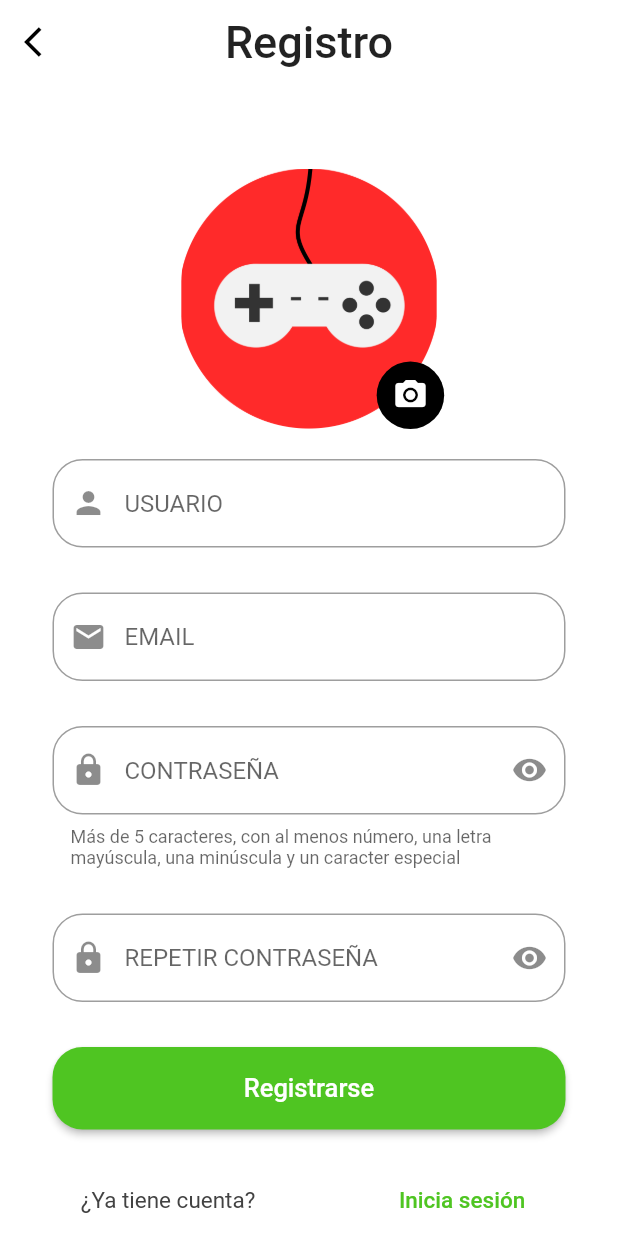
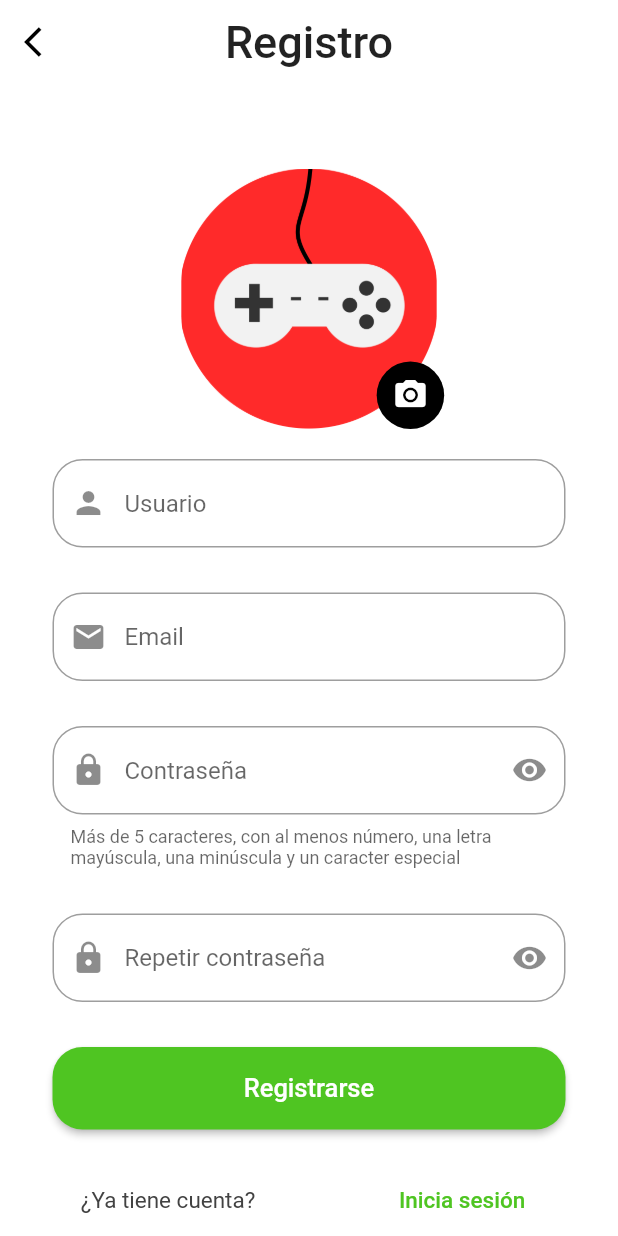
Before and after one commit to danielloroduran/SearchToPlay_TFG, a Flutter app: the RegistroPage screen opened directly with empty values, on a phone screen of 412 x 824 dp. Run offline on Flutter 3.47's test engine with Material 2 defaults, Android fonts, the phone set to English and light mode, and no system bars; our stand-ins replace auto_size_text, cached_network_image, cloud_firestore, firebase_auth, firebase_core, firebase_storage and 14 more; missing offline and left inert: add_2_calendar, customtogglebuttons, expand_widget, igdb_client, translator; accounts and stored records are empty; project files that could hold a hidden picture were left out.

Commit message:
Fixed some style things

```diff
--- a/lib/secciones/busqueda.dart
+++ b/lib/secciones/busqueda.dart
@@ -100,7 +100,7 @@ class _BusquedaPageState extends State<BusquedaPage> with AutomaticKeepAliveClie
           FocusScope.of(context).unfocus();
         },
         decoration: InputDecoration(
-          hintText: 'TÍTULO',
+          hintText: 'Título',
           suffixIcon: IconButton(
             icon: Icon(Icons.search),
             onPressed: (){
--- a/lib/secciones/login.dart
+++ b/lib/secciones/login.dart
@@ -72,7 +72,7 @@ class _LoginPageState extends State<LoginPage>{
                     keyboardType: TextInputType.emailAddress,
                     decoration: InputDecoration(
                       prefixIcon: Icon(Icons.email),
-                      hintText: "EMAIL",
+                      hintText: "Email",
                       border: OutlineInputBorder(
                         borderSide: BorderSide(
                           color: Colors.black,
@@ -101,7 +101,7 @@ class _LoginPageState extends State<LoginPage>{
                     },
                     decoration: InputDecoration(
                       prefixIcon: Icon(Icons.lock),
-                      hintText: "CONTRASEÑA",
+                      hintText: "Contraseña",
                       suffixIcon: IconButton(
                         icon: Icon(_passwordVisible == false ? Icons.visibility : Icons.visibility_off),
                         onPressed: (){
@@ -416,7 +416,7 @@ class _LoginPageState extends State<LoginPage>{
                           child: new TextField(
                             controller: _emailController,
                             decoration: InputDecoration(
-                              hintText: "EMAIL",
+                              hintText: "Email",
                               prefixIcon: Icon(Icons.email),
                               border: OutlineInputBorder(
                                 borderSide: BorderSide(
--- a/lib/secciones/perfil.dart
+++ b/lib/secciones/perfil.dart
@@ -159,8 +159,8 @@ class _PerfilPageState extends State<PerfilPage>{
         tooltip: "Cerrar sesión",
         backgroundColor: Colors.red,
         child: Icon(Icons.exit_to_app),
-        onPressed: (){
-          widget.us.cerrarSesion();
+        onPressed: () async{
+          await widget.us.cerrarSesion();
           Navigator.of(context).pushNamedAndRemoveUntil('/', (Route<dynamic> route) => false);
         },
       ),
--- a/lib/secciones/registro.dart
+++ b/lib/secciones/registro.dart
@@ -120,7 +120,7 @@ class _RegistroPageState extends State<RegistroPage>{
                 controller: _usuarioController,
                 decoration: InputDecoration(
                   prefixIcon: Icon(Icons.person),
-                  hintText: "USUARIO",
+                  hintText: "Usuario",
                   border: OutlineInputBorder(
                     borderSide: BorderSide(
                       color: Colors.black
@@ -145,7 +145,7 @@ class _RegistroPageState extends State<RegistroPage>{
                 keyboardType: TextInputType.emailAddress,
                 decoration: InputDecoration(
                   prefixIcon: Icon(Icons.email),
-                  hintText: "EMAIL",
+                  hintText: "Email",
                   border: OutlineInputBorder(
                     borderSide: BorderSide(
                       color: Colors.black
@@ -169,7 +169,7 @@ class _RegistroPageState extends State<RegistroPage>{
                 controller: _passwordController,
                 decoration: InputDecoration(
                   prefixIcon: Icon(Icons.lock),
-                  hintText: "CONTRASEÑA",
+                  hintText: "Contraseña",
                   suffixIcon: IconButton(
                     icon: Icon(_passwordVisible == false ? Icons.visibility : Icons.visibility_off),
                     onPressed: (){
@@ -220,7 +220,7 @@ class _RegistroPageState extends State<RegistroPage>{
                 },
                 decoration: InputDecoration(
                   prefixIcon: Icon(Icons.lock),
-                  hintText: "REPETIR CONTRASEÑA",
+                  hintText: "Repetir contraseña",
                   suffixIcon: IconButton(
                     icon: Icon(_passwordVisible == false ? Icons.visibility : Icons.visibility_off),
                     onPressed: (){
--- a/lib/secciones/topjugones.dart
+++ b/lib/secciones/topjugones.dart
@@ -174,7 +174,7 @@ class _TopJugonesPageState extends State<TopJugonesPage> {
       child: Column(
         crossAxisAlignment: CrossAxisAlignment.start,
         children: <Widget>[
-          Container(height: 4),
+          SizedBox(height: 4),
           Text(nombre,
             style: TextStyle(
               color: Colors.black,
@@ -182,7 +182,7 @@ class _TopJugonesPageState extends State<TopJugonesPage> {
               fontSize: 18,
             ),
           ),
-          Container(height: 10),
+          SizedBox(height: 10),
           Text(length == 1 ? "¡Ha completado $length juego" : "¡Ha completado $length juegos!",
             style: TextStyle(
               color: Colors.black87,
--- a/lib/servicios/userservice.dart
+++ b/lib/servicios/userservice.dart
@@ -48,9 +48,9 @@ class UserService{
     await _fa.sendPasswordResetEmail(email: email);
   }
 
-  void cerrarSesion(){
-    googleSignIn.signOut();
-    _fa.signOut();
+  Future<void> cerrarSesion() async{
+    await googleSignIn.signOut();
+    await _fa.signOut();
   }
 
   void cerrarSesionGoogle() async{
```
Also changed, not shown: lib/widgets/bottomsheet.dart (+14 -17 lines).
